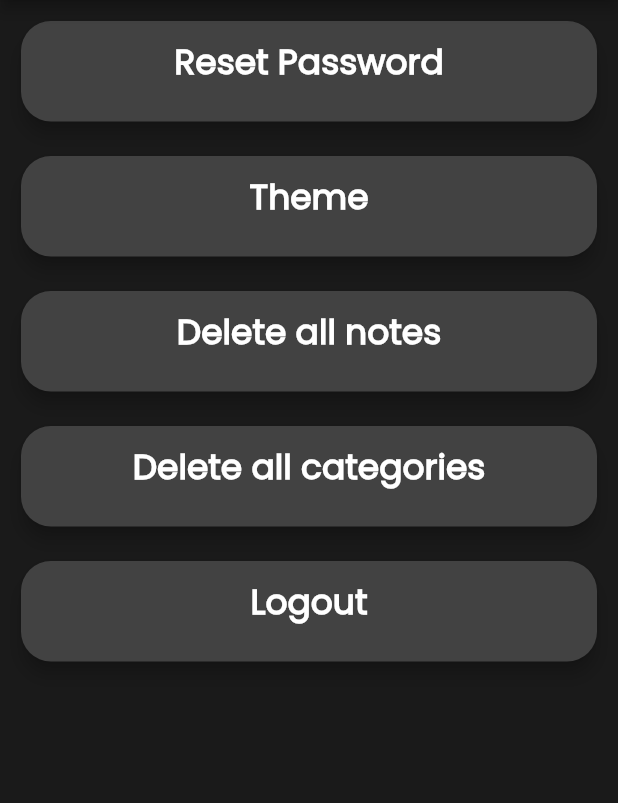
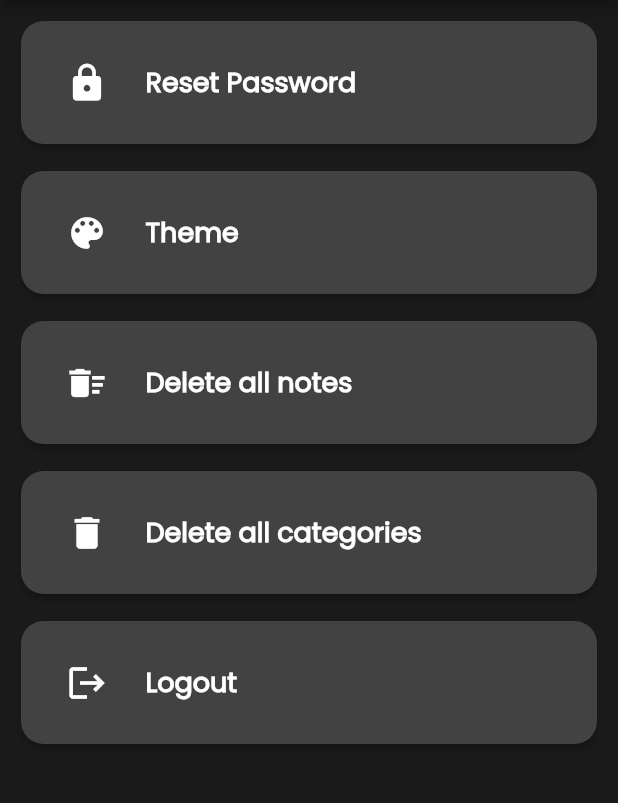
Before and after one commit to CreateJGN/mynotefy-Django-React, a Flutter app: the SettingsScreen screen opened by its route, on a phone screen of 412 x 824 dp, the part 84-887 px from its top. Run offline on Flutter 3.47's test engine with Material 2 defaults, Android fonts, the phone set to English and light mode, and no system bars; our stand-ins replace animated_text_kit, shared_preferences; accounts and stored records are empty; network calls fail.

Commit message:
profile page and settings page UI changed

```diff
--- a/App/lib/components/setting_tile.dart
+++ b/App/lib/components/setting_tile.dart
@@ -1,4 +1,4 @@
-// ignore_for_file: use_key_in_widget_constructors, prefer_const_constructors_in_immutables
+// ignore_for_file: use_key_in_widget_constructors, prefer_const_constructors_in_immutables, prefer_const_constructors
 
 import 'package:app/constants.dart';
 import 'package:app/models/theme.dart';
@@ -7,24 +7,41 @@ import 'package:provider/provider.dart';
 
 class SettingTile extends StatelessWidget {
   final String title;
-  SettingTile({required this.title});
+  final IconData icon;
+  SettingTile({required this.icon, required this.title});
 
   @override
   Widget build(BuildContext context) {
     return SizedBox(
-      height: 75,
+      height: 90,
       width: 400,
       child: Card(
         shape: RoundedRectangleBorder(
           borderRadius: BorderRadius.circular(
-            20,
+            15,
           ),
         ),
         color: Provider.of<CustomTheme>(context).isTheme ? kgreyblack : kpink,
-        elevation: 5,
+        elevation: 2,
         child: Padding(
-          padding: const EdgeInsets.all(10.0),
-          child: Text(
+          padding: const EdgeInsets.only(
+            left: 30,
+            right: 20,
+            top: 10,
+            bottom: 10,
+          ),
+          child: Row(
+            mainAxisAlignment: MainAxisAlignment.start,
+            children: [
+              Icon(
+                icon,
+                color: Colors.white,
+                size: 28,
+              ),
+              SizedBox(
+                width: 25,
+              ),
+              Text(
                 title,
                 textAlign: TextAlign.center,
                 style: TextStyle(
@@ -33,8 +50,10 @@ class SettingTile extends StatelessWidget {
                   color: Provider.of<CustomTheme>(context).isTheme
                       ? Colors.white
                       : Colors.black,
-              fontSize: 23,
+                  fontSize: 18,
                 ),
+              ),
+            ],
           ),
         ),
       ),
--- a/App/lib/screens/settingsreen.dart
+++ b/App/lib/screens/settingsreen.dart
@@ -46,20 +46,20 @@ class SettingsScreen extends StatelessWidget {
         padding: const EdgeInsets.all(10),
         child: Column(
           children: <Widget>[
-            InkWell(
+            GestureDetector(
               onTap: () {
                 Navigator.pushNamed(context, RouteNames.resetpasswordscreen);
               },
-              child: SettingTile(title: 'Reset Password'),
+              child: SettingTile(icon: Icons.lock, title: 'Reset Password'),
             ),
-            SizedBox(height: 15),
+            SizedBox(height: 10),
             GestureDetector(
                 onTap: () {
                   Provider.of<CustomTheme>(context, listen: false)
                       .toggleTheme();
                 },
-                child: SettingTile(title: 'Theme')),
-            SizedBox(height: 15),
+                child: SettingTile(icon: Icons.color_lens, title: 'Theme')),
+            SizedBox(height: 10),
             GestureDetector(
                 onTap: () {
                   showDialog(
@@ -74,8 +74,9 @@ class SettingsScreen extends StatelessWidget {
                         );
                       });
                 },
-                child: SettingTile(title: 'Delete all notes')),
-            SizedBox(height: 15),
+                child: SettingTile(
+                    icon: Icons.delete_sweep, title: 'Delete all notes')),
+            SizedBox(height: 10),
             GestureDetector(
                 onTap: () {
                   showDialog(
@@ -90,13 +91,14 @@ class SettingsScreen extends StatelessWidget {
                         );
                       });
                 },
-                child: SettingTile(title: 'Delete all categories')),
-            SizedBox(height: 15),
+                child: SettingTile(
+                    icon: Icons.delete, title: 'Delete all categories')),
+            SizedBox(height: 10),
             GestureDetector(
                 onTap: () {
                   Provider.of<Auth>(context, listen: false).logoutUser(context);
                 },
-                child: SettingTile(title: 'Logout')),
+                child: SettingTile(icon: Icons.logout, title: 'Logout')),
           ],
         ),
       ),
```
Also changed, not shown: App/lib/components/profile.dart (+49 -15 lines). Lines whose indentation alone changed are shown as unchanged.
